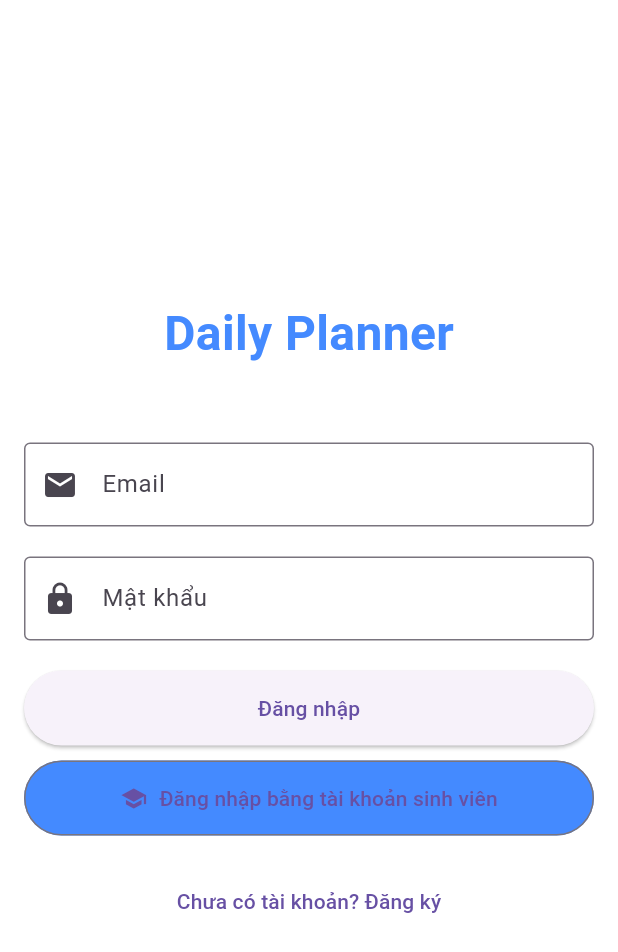
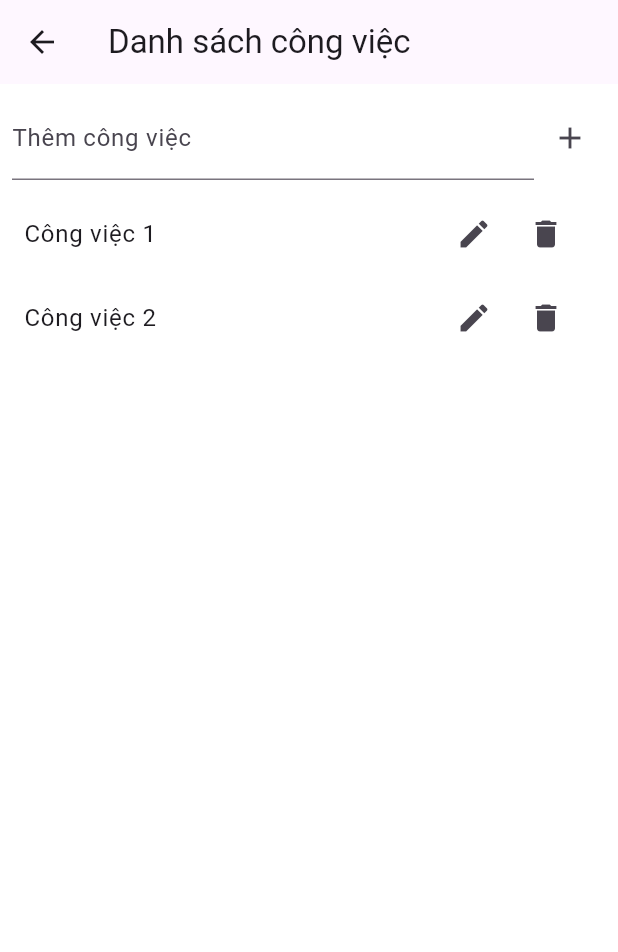
Before and after one commit to hoangphuc2702/App_Note, a Flutter app: the LoginScreen screen opened by its route, after a tap on "Đăng nhập", on a phone screen of 412 x 824 dp. Shown: the top 952 px of the screen. Run offline on Flutter 3.47's test engine with Material 3 defaults, Android fonts, the phone set to English and light mode, and no system bars; our stand-ins replace google_fonts.

Commit message:
home screens

```diff
--- a/lib/main.dart
+++ b/lib/main.dart
@@ -1,3 +1,4 @@
+import 'package:note_app/screens/home_screens.dart';
 import 'package:note_app/screens/signin_screens.dart';
 import 'package:flutter/material.dart';
 
@@ -18,12 +19,12 @@ class MyApp extends StatelessWidget {
     return MaterialApp(
       debugShowCheckedModeBanner: false,
       title: 'App Note',
-      // Bạn có thể chọn sử dụng home hoặc initialRoute
       home: WelcomeScreens(),
       // initialRoute: Welcome_Screens.routeName, // Nếu bạn muốn sử dụng initialRoute, đảm bảo routeName có giá trị phù hợp
       routes: {
         WelcomeScreens.routeName: (context) => WelcomeScreens(),
         LoginScreen.routeName: (context) => LoginScreen(),
+        TaskListScreen.routeName: (context) => TaskListScreen(),
       },
     );
   }
--- /dev/null
+++ b/lib/screens/home_screens.dart
@@ -0,0 +1,132 @@
+import 'package:flutter/material.dart';
+
+class TaskListScreen extends StatefulWidget {
+  static const String routeName = '/tasklist';
+
+  @override
+  _TaskListScreenState createState() => _TaskListScreenState();
+}
+
+class _TaskListScreenState extends State<TaskListScreen> {
+  List<Task> tasks = [
+    Task(title: 'Công việc 1'),
+    Task(title: 'Công việc 2'),
+  ];
+
+  final TextEditingController _taskController = TextEditingController();
+
+  // Hàm thêm công việc mới
+  void _addTask() {
+    if (_taskController.text.isNotEmpty) {
+      setState(() {
+        tasks.add(Task(title: _taskController.text));
+        _taskController.clear();
+      });
+    }
+  }
+
+  // Hàm xóa công việc
+  void _deleteTask(int index) {
+    setState(() {
+      tasks.removeAt(index);
+    });
+  }
+
+  // Hàm chỉnh sửa công việc
+  void _editTask(int index) {
+    _taskController.text = tasks[index].title;
+    showDialog(
+      context: context,
+      builder: (BuildContext context) {
+        return AlertDialog(
+          title: Text('Chỉnh sửa công việc'),
+          content: TextField(
+            controller: _taskController,
+            decoration: InputDecoration(labelText: 'Công việc'),
+          ),
+          actions: [
+            TextButton(
+              onPressed: () {
+                setState(() {
+                  tasks[index].title = _taskController.text;
+                  _taskController.clear();
+                });
+                Navigator.of(context).pop();
+              },
+              child: Text('Lưu'),
+            ),
+            TextButton(
+              onPressed: () {
+                Navigator.of(context).pop();
+              },
+              child: Text('Hủy'),
+            ),
+          ],
+        );
+      },
+    );
+  }
+
+  @override
+  Widget build(BuildContext context) {
+    return Scaffold(
+      backgroundColor: Colors.white,
+      appBar: AppBar(
+        title: Text('Danh sách công việc'),
+      ),
+      body: Column(
+        children: [
+          // TextField để thêm công việc mới
+          Padding(
+            padding: const EdgeInsets.all(8.0),
+            child: Row(
+              children: [
+                Expanded(
+                  child: TextField(
+                    controller: _taskController,
+                    decoration: InputDecoration(
+                      labelText: 'Thêm công việc',
+                    ),
+                  ),
+                ),
+                IconButton(
+                  icon: Icon(Icons.add),
+                  onPressed: _addTask,
+                ),
+              ],
+            ),
+          ),
+          Expanded(
+            child: ListView.builder(
+              itemCount: tasks.length,
+              itemBuilder: (context, index) {
+                return ListTile(
+                  title: Text(tasks[index].title),
+                  trailing: Row(
+                    mainAxisSize: MainAxisSize.min,
+                    children: [
+                      IconButton(
+                        icon: Icon(Icons.edit),
+                        onPressed: () => _editTask(index),
+                      ),
+                      IconButton(
+                        icon: Icon(Icons.delete),
+                        onPressed: () => _deleteTask(index),
+                      ),
+                    ],
+                  ),
+                );
+              },
+            ),
+          ),
+        ],
+      ),
+    );
+  }
+}
+class Task {
+  String title;
+  bool isCompleted;
+
+  Task({required this.title, this.isCompleted = false});
+}
--- a/lib/screens/signin_screens.dart
+++ b/lib/screens/signin_screens.dart
@@ -1,4 +1,5 @@
 import 'package:flutter/material.dart';
+import 'package:note_app/screens/home_screens.dart';
 
 class LoginScreen extends StatelessWidget {
   static const String routeName = '/login';
@@ -20,7 +21,7 @@ class LoginScreen extends StatelessWidget {
                 style: TextStyle(
                   fontSize: 32,
                   fontWeight: FontWeight.bold,
-                  color: Colors.blueAccent,
+                  color: Colors.deepPurple,
                 ),
               ),
             ),
@@ -50,7 +51,7 @@ class LoginScreen extends StatelessWidget {
             // Nút Đăng nhập
             ElevatedButton(
               onPressed: () {
-                // Xử lý đăng nhập
+                Navigator.pushNamed(context, TaskListScreen.routeName);
               },
               child: Text('Đăng nhập'),
               style: ElevatedButton.styleFrom(
@@ -71,8 +72,6 @@ class LoginScreen extends StatelessWidget {
               ),
             ),
             SizedBox(height: 20),
-
-            // Liên kết đến trang đăng ký
             TextButton(
               onPressed: () {
                 // Chuyển hướng đến trang đăng ký
```
